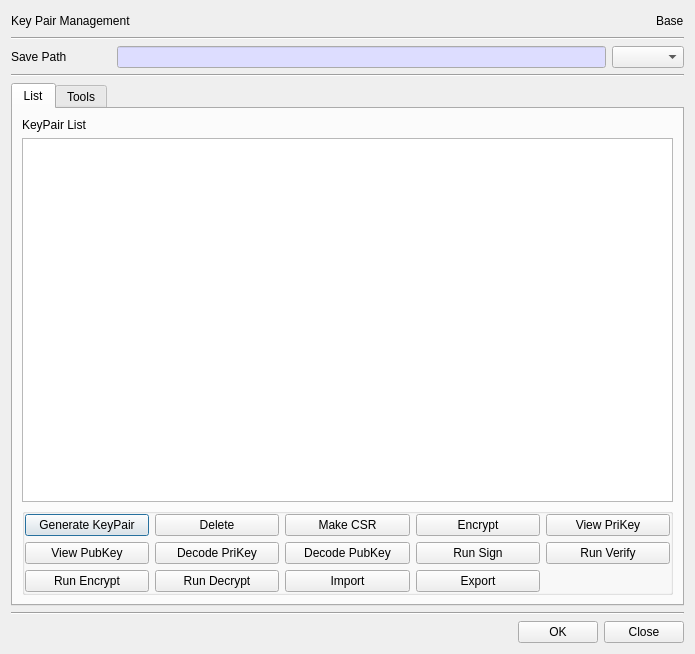
The window that BerEditor/key_pair_man_dlg.ui (jykim74/BerEditor) describes before a commit, drawn with Qt 5.
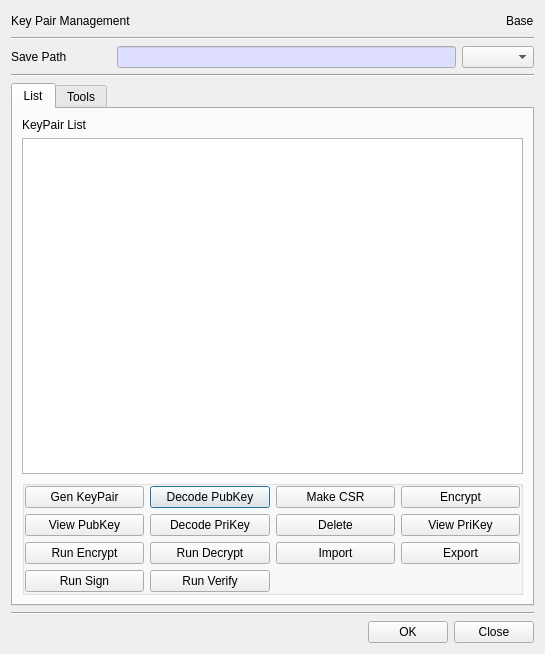
The same window after the commit. The open tabs and pages were chosen to show the change.

Patch:
```diff
--- a/BerEditor/key_pair_man_dlg.ui
+++ b/BerEditor/key_pair_man_dlg.ui
@@ -6,7 +6,7 @@
    <rect>
     <x>0</x>
     <y>0</y>
-    <width>695</width>
+    <width>545</width>
     <height>654</height>
    </rect>
   </property>
@@ -125,7 +125,7 @@
    <item>
     <widget class="QTabWidget" name="tabWidget">
      <property name="currentIndex">
-      <number>1</number>
+      <number>0</number>
      </property>
      <widget class="QWidget" name="tabList">
       <attribute name="title">
@@ -168,41 +168,27 @@
           </property>
           <item>
            <layout class="QGridLayout" name="gridLayout_3">
-            <item row="0" column="0">
-             <widget class="QPushButton" name="mLGenKeyPairBtn">
-              <property name="text">
-               <string>Generate KeyPair</string>
-              </property>
-             </widget>
-            </item>
-            <item row="0" column="2">
-             <widget class="QPushButton" name="mLMakeCSRBtn">
-              <property name="text">
-               <string>Make CSR</string>
-              </property>
-             </widget>
-            </item>
-            <item row="0" column="3">
-             <widget class="QPushButton" name="mLEncryptBtn">
-              <property name="text">
-               <string>Encrypt</string>
-              </property>
-             </widget>
-            </item>
             <item row="0" column="1">
+             <widget class="QPushButton" name="mLDecodePubKeyBtn">
+              <property name="text">
+               <string>Decode PubKey</string>
+              </property>
+             </widget>
+            </item>
+            <item row="2" column="3">
+             <widget class="QPushButton" name="mExportBtn">
+              <property name="text">
+               <string>Export</string>
+              </property>
+             </widget>
+            </item>
+            <item row="1" column="2">
              <widget class="QPushButton" name="mLDeleteBtn">
               <property name="text">
                <string>Delete</string>
               </property>
              </widget>
             </item>
-            <item row="0" column="4">
-             <widget class="QPushButton" name="mLViewPriKeyBtn">
-              <property name="text">
-               <string>View PriKey</string>
-              </property>
-             </widget>
-            </item>
             <item row="1" column="0">
              <widget class="QPushButton" name="mLViewPubKeyBtn">
               <property name="text">
@@ -217,34 +203,6 @@
               </property>
              </widget>
             </item>
-            <item row="1" column="2">
-             <widget class="QPushButton" name="mLDecodePubKeyBtn">
-              <property name="text">
-               <string>Decode PubKey</string>
-              </property>
-             </widget>
-            </item>
-            <item row="1" column="3">
-             <widget class="QPushButton" name="mLRunSignBtn">
-              <property name="text">
-               <string>Run Sign</string>
-              </property>
-             </widget>
-            </item>
-            <item row="1" column="4">
-             <widget class="QPushButton" name="mLRunVerifyBtn">
-              <property name="text">
-               <string>Run Verify</string>
-              </property>
-             </widget>
-            </item>
-            <item row="2" column="0">
-             <widget class="QPushButton" name="mLRunPubEncBtn">
-              <property name="text">
-               <string>Run Encrypt</string>
-              </property>
-             </widget>
-            </item>
             <item row="2" column="1">
              <widget class="QPushButton" name="mLRunPubDecBtn">
               <property name="text">
@@ -252,6 +210,20 @@
               </property>
              </widget>
             </item>
+            <item row="0" column="3">
+             <widget class="QPushButton" name="mLEncryptBtn">
+              <property name="text">
+               <string>Encrypt</string>
+              </property>
+             </widget>
+            </item>
+            <item row="0" column="2">
+             <widget class="QPushButton" name="mLMakeCSRBtn">
+              <property name="text">
+               <string>Make CSR</string>
+              </property>
+             </widget>
+            </item>
             <item row="2" column="2">
              <widget class="QPushButton" name="mImportBtn">
               <property name="text">
@@ -259,10 +231,38 @@
               </property>
              </widget>
             </item>
-            <item row="2" column="3">
-             <widget class="QPushButton" name="mExportBtn">
+            <item row="2" column="0">
+             <widget class="QPushButton" name="mLRunPubEncBtn">
               <property name="text">
-               <string>Export</string>
+               <string>Run Encrypt</string>
+              </property>
+             </widget>
+            </item>
+            <item row="0" column="0">
+             <widget class="QPushButton" name="mLGenKeyPairBtn">
+              <property name="text">
+               <string>Gen KeyPair</string>
+              </property>
+             </widget>
+            </item>
+            <item row="3" column="0">
+             <widget class="QPushButton" name="mLRunSignBtn">
+              <property name="text">
+               <string>Run Sign</string>
+              </property>
+             </widget>
+            </item>
+            <item row="3" column="1">
+             <widget class="QPushButton" name="mLRunVerifyBtn">
+              <property name="text">
+               <string>Run Verify</string>
+              </property>
+             </widget>
+            </item>
+            <item row="1" column="3">
+             <widget class="QPushButton" name="mLViewPriKeyBtn">
+              <property name="text">
+               <string>View PriKey</string>
               </property>
              </widget>
             </item>
```
Left out of the diff: 5 changed lines with no effect on the pictures.
